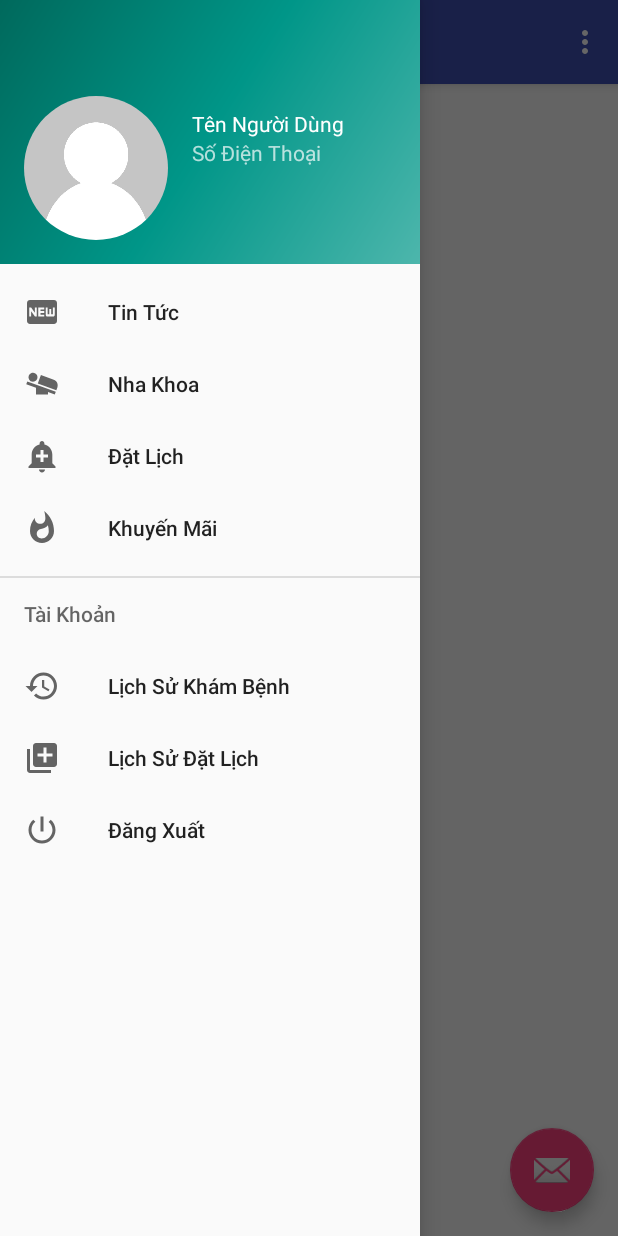
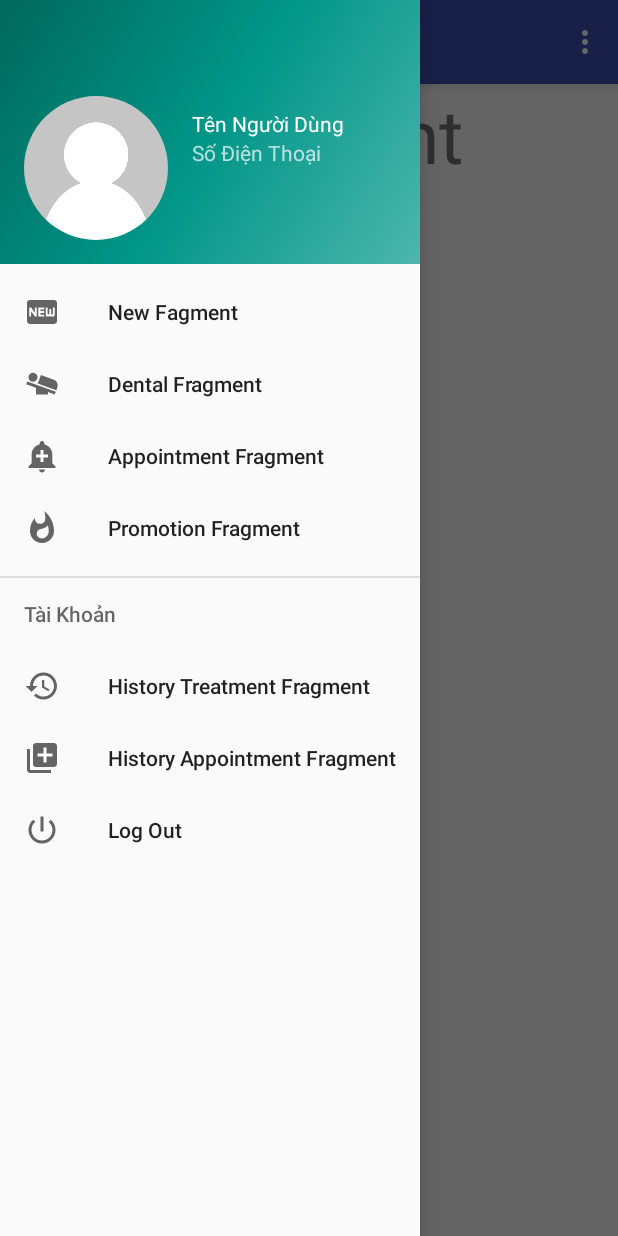
Before and after one commit to phantomkk/dentalclinic_user, an Android app: the screen it shows after launch (MainActivity), with the side drawer open, on a phone screen of 412 x 824 dp. Run offline under Robolectric (Android 15) with nearby library versions, the phone set to English and light mode, and no system bars; our stand-ins replace CircleImageView.

Commit message:
TrinhVQ: MenuBar Fragment

```diff
--- /dev/null
+++ b/app/src/main/java/com/dentalclinic/capstone/fragment/NewFragment.java
@@ -0,0 +1,30 @@
+package com.dentalclinic.capstone.fragment;
+
+
+import android.os.Bundle;
+import android.support.v4.app.Fragment;
+import android.view.LayoutInflater;
+import android.view.View;
+import android.view.ViewGroup;
+
+import com.dentalclinic.capstone.dentalclinicuser.R;
+
+/**
+ * A simple {@link Fragment} subclass.
+ */
+public class NewFragment extends Fragment {
+
+
+    public NewFragment() {
+        // Required empty public constructor
+    }
+
+
+    @Override
+    public View onCreateView(LayoutInflater inflater, ViewGroup container,
+                             Bundle savedInstanceState) {
+        // Inflate the layout for this fragment
+        return inflater.inflate(R.layout.fragment_new, container, false);
+    }
+
+}
--- a/app/src/main/res/layout/app_bar_main.xml
+++ b/app/src/main/res/layout/app_bar_main.xml
@@ -22,12 +22,5 @@
 
     <include layout="@layout/content_main" />
 
-    <android.support.design.widget.FloatingActionButton
-        android:id="@+id/fab"
-        android:layout_width="wrap_content"
-        android:layout_height="wrap_content"
-        android:layout_gravity="bottom|end"
-        android:layout_margin="@dimen/fab_margin"
-        app:srcCompat="@android:drawable/ic_dialog_email" />
 
 </android.support.design.widget.CoordinatorLayout>
--- a/app/src/main/res/menu/activity_main_drawer.xml
+++ b/app/src/main/res/menu/activity_main_drawer.xml
@@ -7,36 +7,35 @@
         <item
             android:id="@+id/nav_new"
             android:icon="@drawable/ic_fiber_new_black_24dp"
-            android:title="Tin Tức" />
+            android:title="@string/new_fragment_title" />
         <item
             android:id="@+id/nav_dental"
             android:icon="@drawable/ic_airline_seat_flat_angled_black_24dp"
-            android:title="Nha Khoa" />
+            android:title="@string/dental_fragment_title" />
         <item
-            android:id="@+id/nav_schedule"
+            android:id="@+id/nav_appointment"
             android:icon="@drawable/ic_add_alert_black_24dp"
-            android:title="Đặt Lịch" />
+            android:title="@string/appointment_fragment_title" />
         <item
             android:id="@+id/nav_promotion"
             android:icon="@drawable/ic_whatshot_black_24dp"
-            android:title="Khuyến Mãi" />
-
+            android:title="@string/promotion_fragment_title" />
     </group>
 
     <item android:title="Tài Khoản">
         <menu>
             <item
-                android:id="@+id/nav_history"
+                android:id="@+id/nav_history_treatment"
                 android:icon="@drawable/ic_history_black_24dp"
-                android:title="Lịch Sử Khám Bệnh" />
+                android:title="@string/history_treatment_fragment_title" />
             <item
                 android:id="@+id/nav_history_appointment"
                 android:icon="@drawable/ic_add_to_photos_black_24dp"
-                android:title="Lịch Sử Đặt Lịch" />
+                android:title="@string/history_appointment_title" />
             <item
                 android:id="@+id/nav_log_out"
                 android:icon="@drawable/ic_power_settings_new_black_24dp"
-                android:title="Đăng Xuất" />
+                android:title="@string/logout_titile" />
             <!--<item-->
                 <!--android:id="@+id/nav_send"-->
                 <!--android:icon="@drawable/ic_menu_send"-->
--- a/app/src/main/res/values/strings.xml
+++ b/app/src/main/res/values/strings.xml
@@ -21,4 +21,23 @@
     <string name="permission_rationale">"Contacts permissions are needed for providing email
         completions."
     </string>
+    <string name="logout_titile">Log Out</string>
+
+    <!-- TODO: Remove or change this placeholder text -->
+    <string name="new_fragment_title">New Fagment</string>
+
+    <!-- TODO: Remove or change this placeholder text -->
+    <string name="dental_fragment_title">Dental Fragment</string>
+
+    <!-- TODO: Remove or change this placeholder text -->
+    <string name="appointment_fragment_title">Appointment Fragment</string>
+
+    <!-- TODO: Remove or change this placeholder text -->
+    <string name="promotion_fragment_title">Promotion Fragment</string>
+
+    <!-- TODO: Remove or change this placeholder text -->
+    <string name="history_treatment_fragment_title">History Treatment Fragment</string>
+
+    <!-- TODO: Remove or change this placeholder text -->
+    <string name="history_appointment_title">History Appointment Fragment</string>
 </resources>
```
Also changed, not shown: app/src/main/java/com/dentalclinic/capstone/activities/MainActivity.java (+60 -16 lines), app/src/main/java/com/dentalclinic/capstone/fragment/AppointmentFragment.java (added, +30 -0 lines), app/src/main/java/com/dentalclinic/capstone/fragment/DentalFragment.java (added, +30 -0 lines), app/src/main/java/com/dentalclinic/capstone/fragment/HistoryAppointmentFragment.java (added, +30 -0 lines), app/src/main/java/com/dentalclinic/capstone/fragment/HistoryTreatmentFragment.java (added, +30 -0 lines), app/src/main/java/com/dentalclinic/capstone/fragment/PromotionFragment.java (added, +30 -0 lines), app/src/main/res/layout/content_main.xml (+6 -11 lines), app/src/main/res/layout/fragment_appointment.xml (added, +14 -0 lines), app/src/main/res/layout/fragment_dental.xml (added, +14 -0 lines), app/src/main/res/layout/fragment_history_appointment.xml (added, +13 -0 lines), app/src/main/res/layout/fragment_history_treatment.xml (added, +14 -0 lines), app/src/main/res/layout/fragment_new.xml (added, +14 -0 lines), app/src/main/res/layout/fragment_promotion.xml (added, +14 -0 lines).
